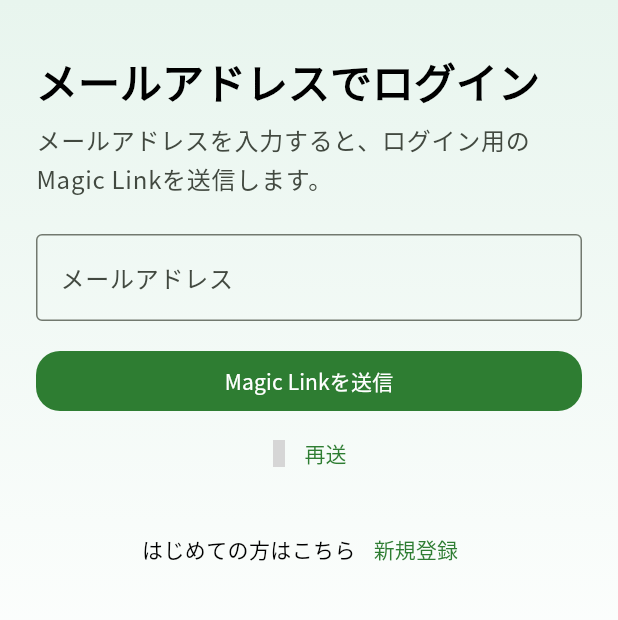
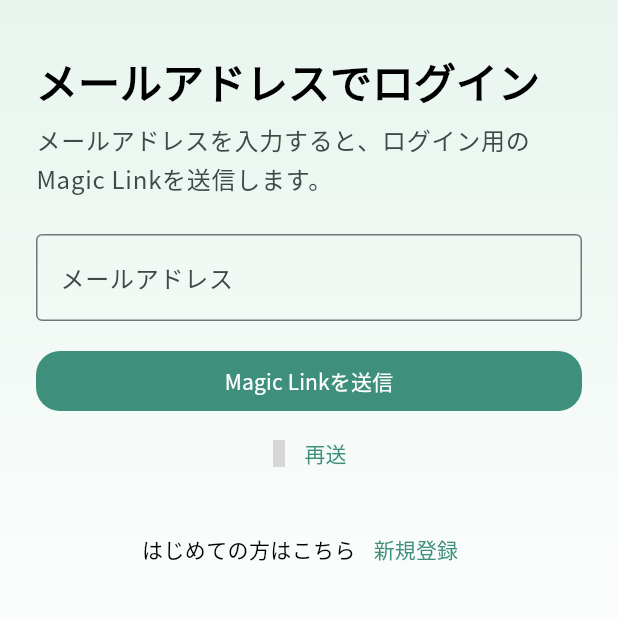
Before and after one commit to sekinet813/book-memoly-app, a Flutter app: the screen it shows after launch, on a phone screen of 412 x 824 dp, the part 84-704 px from its top. Run offline on Flutter 3.47's test engine with Material 3 defaults, Android fonts, the light colour scheme and no system bars; our stand-ins replace dio, drift, fl_chart, flex_color_scheme, freezed_annotation, go_router and 6 more; accounts and stored records are empty; generated files the repository leaves out were written again; grey boxes are pictures that could not be loaded.

Commit message:
improve navigation bar design

```diff
--- a/lib/core/theme/color_schemes.dart
+++ b/lib/core/theme/color_schemes.dart
@@ -2,24 +2,24 @@ import 'package:flex_color_scheme/flex_color_scheme.dart';
 import 'package:flutter/material.dart';
 
 const FlexSchemeColor lightScheme = FlexSchemeColor(
-  primary: Color(0xFF2E7D32),
-  primaryContainer: Color(0xFFA5D6A7),
-  secondary: Color(0xFF33691E),
-  secondaryContainer: Color(0xFFCEEAB0),
-  tertiary: Color(0xFF00897B),
-  tertiaryContainer: Color(0xFFA7FFEB),
-  appBarColor: Color(0xFF2E7D32),
-  error: Color(0xFFBA1A1A),
+  primary: Color(0xFF3E8F7B),
+  primaryContainer: Color(0xFFA4E1D2),
+  secondary: Color(0xFF2F6F64),
+  secondaryContainer: Color(0xFFC4EFE4),
+  tertiary: Color(0xFFE6A468),
+  tertiaryContainer: Color(0xFFFFE1C8),
+  appBarColor: Color(0xFF3E8F7B),
+  error: Color(0xFFB3261E),
 );
 
 const FlexSchemeColor darkScheme = FlexSchemeColor(
-  primary: Color(0xFF81C784),
-  primaryContainer: Color(0xFF1B5E20),
-  secondary: Color(0xFF9CCC65),
-  secondaryContainer: Color(0xFF2E7D32),
-  tertiary: Color(0xFF4DB6AC),
-  tertiaryContainer: Color(0xFF0D3B1A),
-  appBarColor: Color(0xFF1B5E20),
+  primary: Color(0xFF7DD0BA),
+  primaryContainer: Color(0xFF1C4D43),
+  secondary: Color(0xFF6FB6A4),
+  secondaryContainer: Color(0xFF244F46),
+  tertiary: Color(0xFFF2B57F),
+  tertiaryContainer: Color(0xFF5C3A1F),
+  appBarColor: Color(0xFF1C4D43),
   error: Color(0xFFF2B8B5),
 );
 
--- a/lib/core/theme/theme.dart
+++ b/lib/core/theme/theme.dart
@@ -52,6 +52,26 @@ class AppTheme {
           size: AppIconSizes.medium,
           color: lightColorScheme.onPrimary,
         ),
+        scaffoldBackgroundColor:
+            Color.lerp(lightColorScheme.surface, Colors.white, 0.6),
+        appBarTheme: AppBarTheme(
+          elevation: 0,
+          backgroundColor:
+              Color.lerp(lightColorScheme.surface, Colors.white, 0.75),
+          foregroundColor: lightColorScheme.onSurface,
+          centerTitle: true,
+        ),
+        cardTheme: CardThemeData(
+          elevation: AppElevation.level1,
+          color: Color.lerp(
+            lightColorScheme.surface,
+            lightColorScheme.surfaceVariant,
+            0.12,
+          ),
+          shape: RoundedRectangleBorder(
+            borderRadius: BorderRadius.circular(AppRadius.large),
+          ),
+        ),
         floatingActionButtonTheme: const FloatingActionButtonThemeData(
           elevation: AppElevation.level2,
           shape: RoundedRectangleBorder(
@@ -78,6 +98,26 @@ class AppTheme {
           size: AppIconSizes.medium,
           color: darkColorScheme.onPrimary,
         ),
+        scaffoldBackgroundColor:
+            Color.lerp(darkColorScheme.surface, Colors.black, 0.4),
+        appBarTheme: AppBarTheme(
+          elevation: 0,
+          backgroundColor:
+              Color.lerp(darkColorScheme.surface, Colors.black, 0.3),
+          foregroundColor: darkColorScheme.onSurface,
+          centerTitle: true,
+        ),
+        cardTheme: CardThemeData(
+          elevation: AppElevation.level1,
+          color: Color.lerp(
+            darkColorScheme.surface,
+            darkColorScheme.surfaceVariant,
+            0.16,
+          ),
+          shape: RoundedRectangleBorder(
+            borderRadius: BorderRadius.circular(AppRadius.large),
+          ),
+        ),
         floatingActionButtonTheme: const FloatingActionButtonThemeData(
           elevation: AppElevation.level2,
           shape: RoundedRectangleBorder(
```
Also changed, not shown: lib/core/widgets/app_card.dart (+15 -26 lines), lib/core/widgets/app_navigation_bar.dart (+122 -54 lines).
